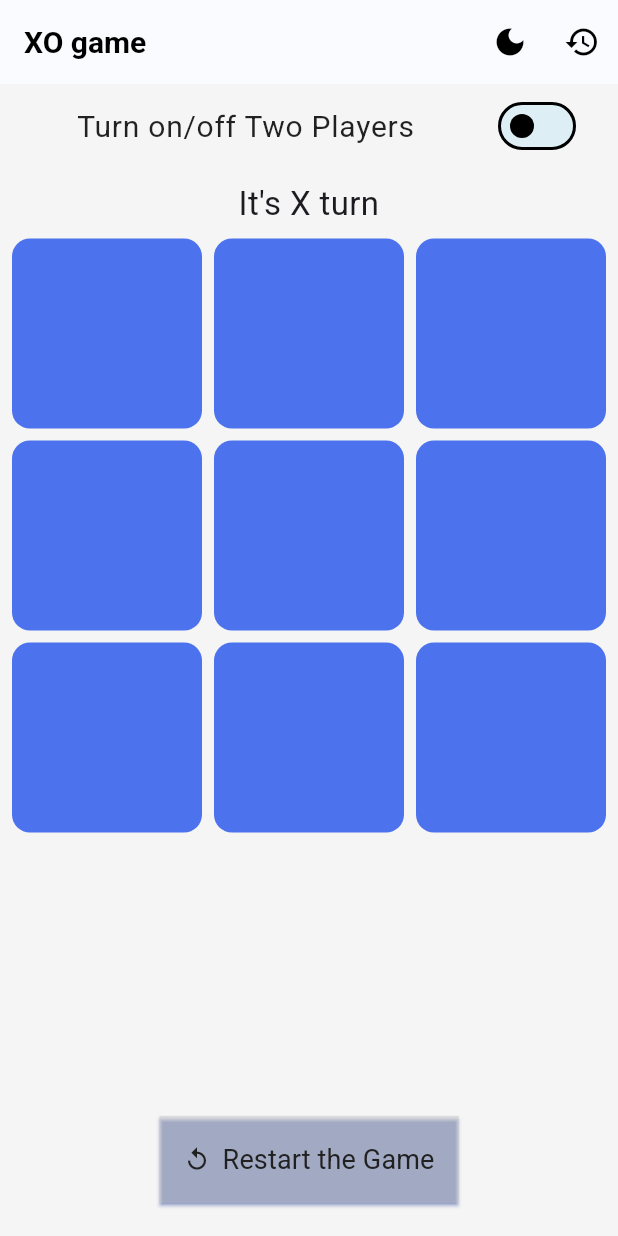
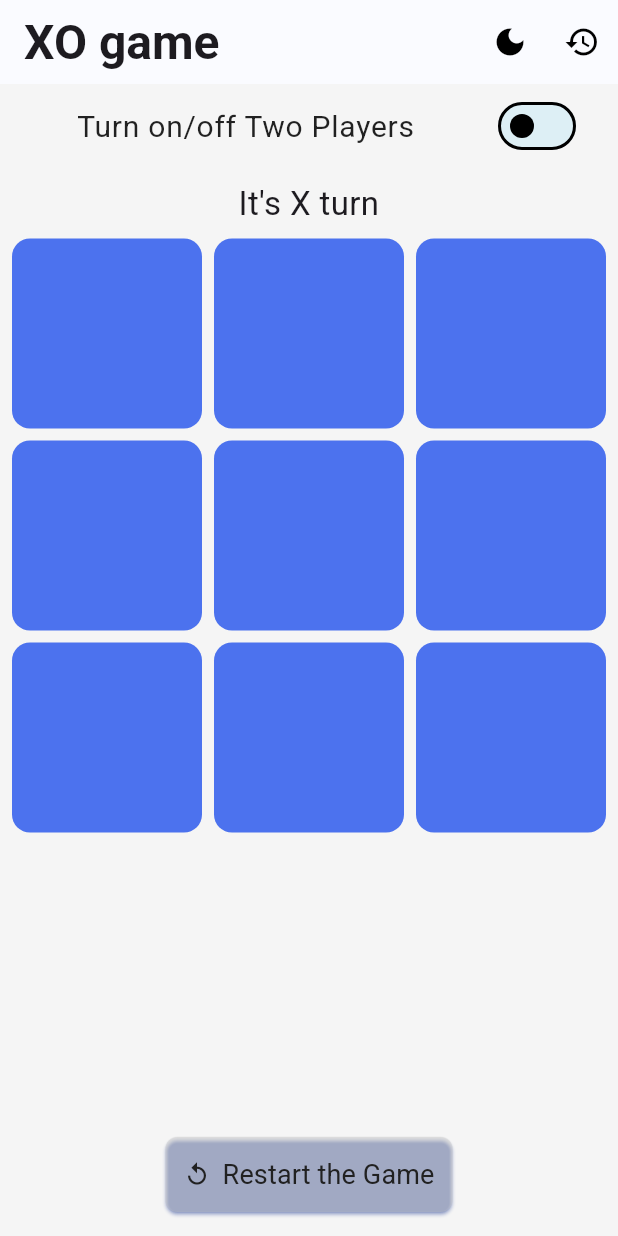
Before and after one commit to andrew-emil/X-O-game, a Flutter app: the screen it shows after launch, on a phone screen of 412 x 824 dp. Run offline on Flutter 3.47's test engine with Material 3 defaults, Android fonts, the phone set to English and light mode, and no system bars; our stand-ins replace flutter_riverpod, shared_preferences.

Commit message:
improved the UI

```diff
--- a/lib/screen/game_screen.dart
+++ b/lib/screen/game_screen.dart
@@ -1,4 +1,3 @@
-import 'dart:developer';
 import 'dart:io';
 import 'package:flutter/material.dart';
 
@@ -34,9 +33,6 @@ class _GameScreenState extends State<GameScreen> {
     void nextMove() {
       setState(() {
         if (index < moves.length - 1) index++;
-        log(blockIndex.toString());
-        log(currentPlayer);
-        log(moves[index]);
       });
     }
 
--- a/lib/screen/history_screen.dart
+++ b/lib/screen/history_screen.dart
@@ -111,7 +111,7 @@ class HistoryScreen extends ConsumerWidget {
                           ref.read(historyProvider.notifier).timeAgo(game.date),
                           style: TextStyle(
                             fontSize: 12,
-                            color: Colors.grey.shade700,
+                            color: Colors.grey.shade800,
                           ),
                         ),
                       ],
--- a/lib/screen/home_screen.dart
+++ b/lib/screen/home_screen.dart
@@ -1,6 +1,5 @@
 import 'package:flutter/material.dart';
 import 'package:flutter_riverpod/flutter_riverpod.dart';
-import 'package:x_o_game/screen/history_screen.dart';
 
 import '../constants/app_constants.dart';
 import '../constants/theme_enum.dart';
@@ -9,6 +8,7 @@ import '../providers/switch_list_provider.dart';
 import '../providers/theme_provider.dart';
 import '../widgets/grid_block.dart';
 import '../widgets/last_block.dart';
+import 'history_screen.dart';
 
 class HomeScreen extends ConsumerWidget {
   const HomeScreen({super.key});
@@ -18,13 +18,14 @@ class HomeScreen extends ConsumerWidget {
     final bool isSwitchOn = ref.watch(isSwitchedOnProvider);
     bool gameOver = ref.watch(gameProvider).gameOver;
     String activePlayer = ref.watch(gameProvider).activePlayer.toUpperCase();
+    final textTheme = Theme.of(context).textTheme;
+
     return Scaffold(
       appBar: AppBar(
         title: Text(
           'XO game',
-          style: TextStyle(
+          style: textTheme.headlineLarge?.copyWith(
             fontFamily: AppConstants.fontFamily,
-            fontSize: 20,
             fontWeight: FontWeight.bold,
           ),
         ),
@@ -92,7 +93,7 @@ class HomeScreen extends ConsumerWidget {
             GridBlock(),
             LastBlock(),
             const SizedBox(
-              height: 20,
+              height: 16,
             ),
           ],
         ),
--- a/lib/utils/minmax_algorithm.dart
+++ b/lib/utils/minmax_algorithm.dart
@@ -27,7 +27,7 @@ class MinmaxAlgorithm {
       [2, 4, 6],
     ];
 
-    for (List<int> combination in winningCombinations) {
+    for (final List<int> combination in winningCombinations) {
       if (board[combination[0]] != '' &&
           board[combination[0]] == board[combination[1]] &&
           board[combination[0]] == board[combination[2]]) {
--- a/lib/widgets/game_preview.dart
+++ b/lib/widgets/game_preview.dart
@@ -1,6 +1,5 @@
-// ignore_for_file: public_member_api_docs, sort_constructors_first
 import 'package:flutter/material.dart';
-import 'package:x_o_game/constants/app_constants.dart';
+import '../constants/app_constants.dart';
 
 class GamePreview extends StatelessWidget {
   const GamePreview({
@@ -23,8 +22,10 @@ class GamePreview extends StatelessWidget {
       children: List.generate(
         9,
         (index) {
-          final move = gameMoves.sublist(0, gameIndex + 1).firstWhere(
-              (element) => element.substring(1) == index.toString(), orElse: () => '');
+          final move = gameMoves.take(gameIndex + 1).firstWhere(
+                (element) => element.substring(1) == index.toString(),
+                orElse: () => '',
+              );
           final symbol = move.isNotEmpty ? move[0] : '';
 
           return Container(
--- a/lib/widgets/grid_block.dart
+++ b/lib/widgets/grid_block.dart
@@ -43,8 +43,7 @@ class GridBlock extends ConsumerWidget {
         padding: const EdgeInsets.all(8),
         children: List.generate(
           9,
-          (index) => InkWell(
-            borderRadius: BorderRadius.circular(12),
+          (index) => GestureDetector(
             onTap: game.gameOver
                 ? null
                 : () => _handleClick(
@@ -101,8 +100,8 @@ class GridBlock extends ConsumerWidget {
     }
   }
 
-  void _updateGameState(
-      GameState game, GameProvider ref, HistoryProvider notifier, int lastMoveIndex) {
+  void _updateGameState(GameState game, GameProvider ref,
+      HistoryProvider notifier, int lastMoveIndex) {
     // Increment the turn count
     ref.incrementTurns(game.turns);
 
--- a/lib/widgets/last_block.dart
+++ b/lib/widgets/last_block.dart
@@ -1,48 +1,53 @@
 import 'package:flutter/material.dart';
 import 'package:flutter_riverpod/flutter_riverpod.dart';
-import 'package:x_o_game/constants/app_constants.dart';
-import 'package:x_o_game/constants/theme_enum.dart';
-import 'package:x_o_game/providers/game/game_provider.dart';
-import 'package:x_o_game/providers/theme_provider.dart';
+
+import '../providers/game/game_provider.dart';
+import '../constants/app_constants.dart';
+
+final winnerTextProvider = Provider<String>((ref) {
+  final winner = ref.read(gameProvider.notifier).checkWinner();
+  return winner != '' ? 'Player $winner is The Winner' : '';
+});
+
+final drawTextProvider = Provider<String>((ref) {
+  final game = ref.watch(gameProvider);
+  return game.turns == 9 ? 'Draw' : '';
+});
 
 class LastBlock extends ConsumerWidget {
   const LastBlock({super.key});
 
   @override
   Widget build(BuildContext context, WidgetRef ref) {
-    String result = ref.read(gameProvider.notifier).checkWinner();
-    ThemeEnum theme = ref.read(themeProvider);
+    final winnerText = ref.watch(winnerTextProvider);
+    final drawText = ref.watch(drawTextProvider);
+    final theme = Theme.of(context);
+
     return Column(
       mainAxisAlignment: MainAxisAlignment.center,
       children: [
         Text(
-          result != '' ? '$result is The Winner' : result,
+          winnerText.isNotEmpty ? winnerText : drawText,
           style: TextStyle(
             fontFamily: AppConstants.fontFamily,
             fontSize: 24,
           ),
           textAlign: TextAlign.center,
         ),
-        const SizedBox(
-          height: 5,
-        ),
-        Container(
-          padding: EdgeInsets.only(bottom: 2),
-          decoration: BoxDecoration(
-            borderRadius: BorderRadius.all(Radius.zero),
-          ),
-          child: ElevatedButton.icon(
-            onPressed: () => ref.watch(gameProvider.notifier).restartGame(),
+        const SizedBox(height: 5),
+        ElevatedButton.icon(
+          onPressed: () => ref.read(gameProvider.notifier).restartGame(),
           icon: Icon(
             Icons.replay,
-              color:
-                  theme == ThemeEnum.dark ? Colors.white : Colors.grey.shade900,
+            color: theme.brightness == Brightness.dark
+                ? Colors.white
+                : Colors.grey.shade900,
           ),
           label: Text(
             'Restart the Game',
             style: TextStyle(
               fontSize: 18,
-                color: theme == ThemeEnum.dark
+              color: theme.brightness == Brightness.dark
                   ? Colors.white
                   : Colors.grey.shade900,
               fontWeight: FontWeight.w500,
@@ -51,11 +56,10 @@ class LastBlock extends ConsumerWidget {
           ),
           style: ElevatedButton.styleFrom(
             shape: const RoundedRectangleBorder(
-                borderRadius: BorderRadius.zero,
+              borderRadius: BorderRadius.all(Radius.circular(8)),
             ),
-              backgroundColor: Theme.of(context).splashColor,
-              padding: const EdgeInsets.all(16),
-            ),
+            backgroundColor: theme.splashColor,
+            padding: const EdgeInsets.all(12),
           ),
         ),
       ],
```
Lines whose indentation alone changed are shown as unchanged.
